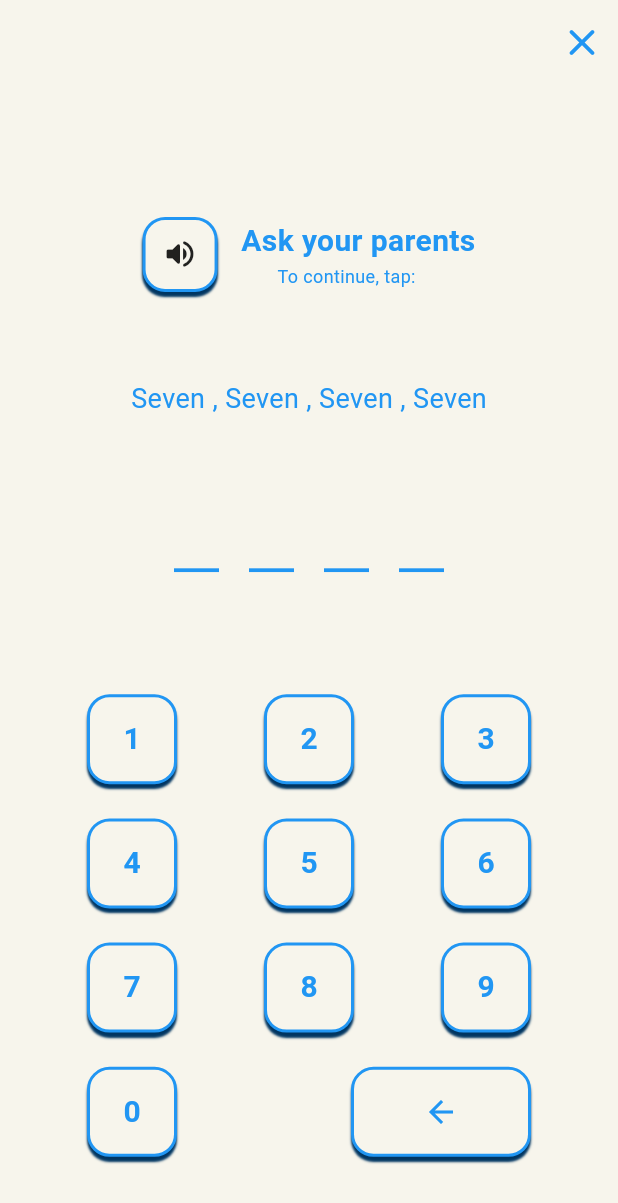
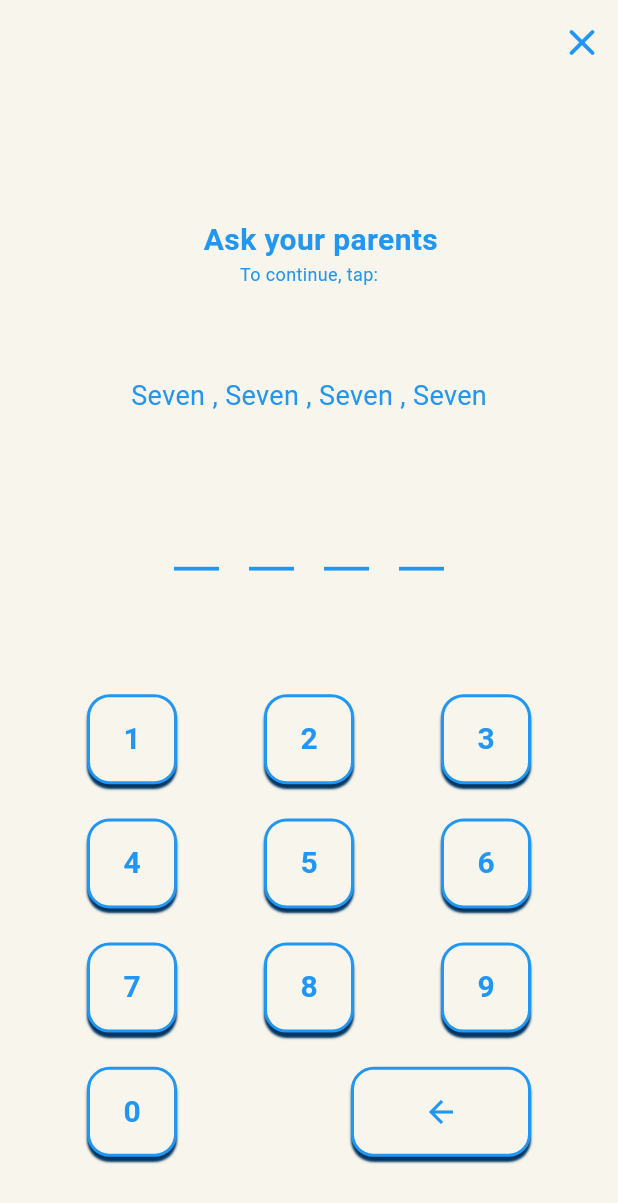
Before and after one commit to EhtishaamQamar/parental_gates, a Flutter app: the GetParentPermission screen opened directly, on a phone screen of 412 x 824 dp. Shown: the top 1203 px of the screen. Run offline on Flutter 3.47's test engine with Material 3 defaults, Android fonts, the phone set to English and light mode, and no system bars.

Commit message:
chore: commented out nonfunctional TTS button.

```diff
--- a/lib/permission_screen.dart
+++ b/lib/permission_screen.dart
@@ -116,13 +116,13 @@ class _GetParentPermissionState extends State<GetParentPermission> {
                                 Row(
                                   mainAxisAlignment: MainAxisAlignment.center,
                                   children: [
-                                    CustomButton(
+                                    /*CustomButton(
                                       buttonSize: 50,
                                       onTap: () {
                                         // Speak a message to ask for parent's permission
                                       },
                                       child: const Icon(Icons.volume_up_rounded),
-                                    ),
+                                    ),*/
                                     const Column(
                                       children: [
                                         Text(
@@ -297,11 +297,11 @@ class _GetParentPermissionState extends State<GetParentPermission> {
                                 Row(
                                   mainAxisAlignment: MainAxisAlignment.center,
                                   children: [
-                                    CustomButton(
+                                   /* CustomButton(
                                       buttonSize: 50,
                                       onTap: () {},
                                       child: const Icon(Icons.volume_up_rounded),
-                                    ),
+                                    ),*/
                                     const Column(
                                       children: [
                                         Text(
```
